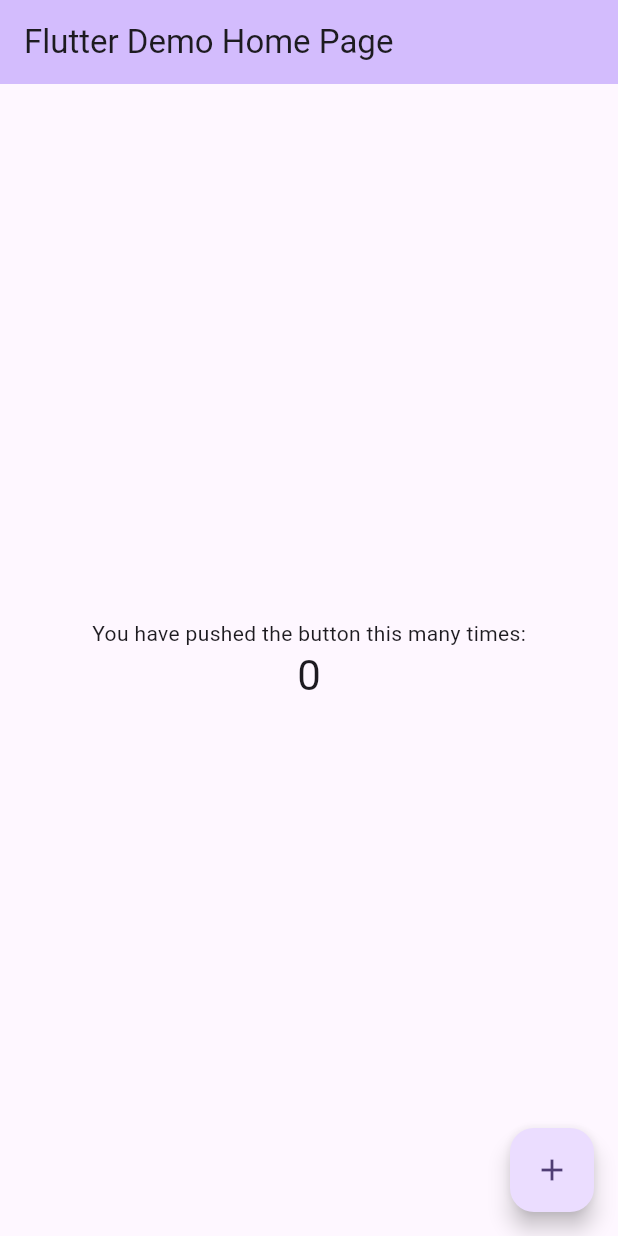
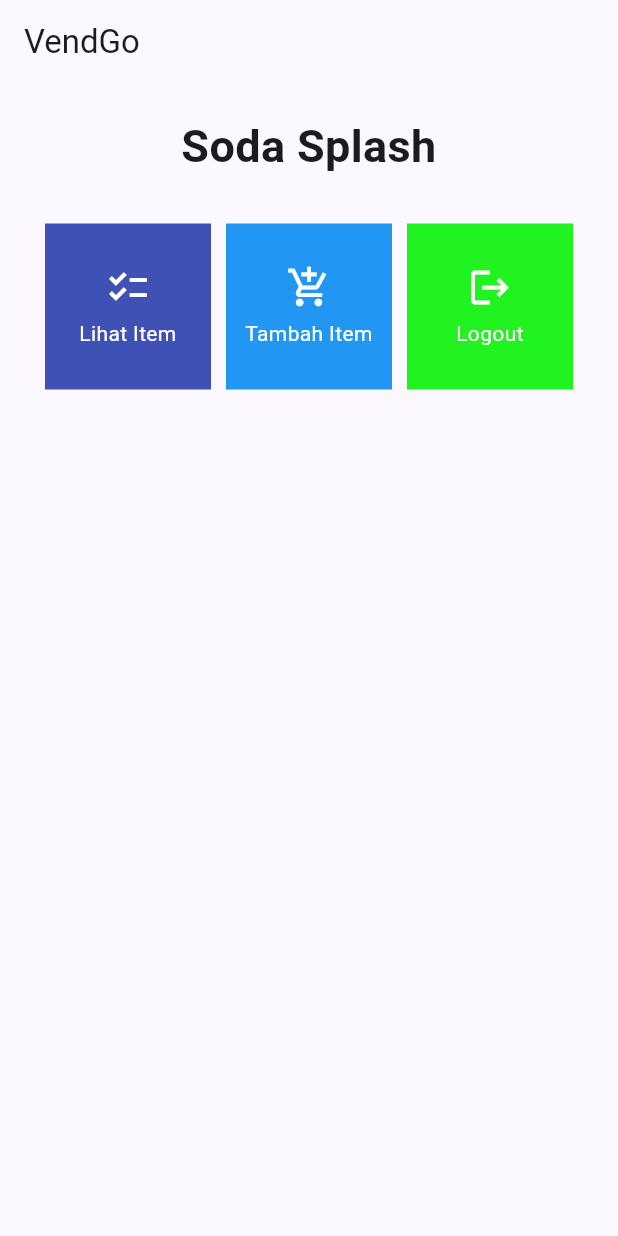
Before and after one commit to galentaris/VendGo, a Flutter app: the screen it shows after launch, on a phone screen of 412 x 824 dp. Run offline on Flutter 3.47's test engine with Material 2 defaults, Android fonts, the light colour scheme and no system bars.

Commit message:
Submit Tugas Individu 7

```diff
--- a/lib/main.dart
+++ b/lib/main.dart
@@ -1,4 +1,5 @@
 import 'package:flutter/material.dart';
+import 'package:vend_go/menu.dart';
 
 void main() {
   runApp(const MyApp());
@@ -28,98 +29,10 @@
         //
         // This works for code too, not just values: Most code changes can be
         // tested with just a hot reload.
-        colorScheme: ColorScheme.fromSeed(seedColor: Colors.deepPurple),
+        colorScheme: ColorScheme.fromSeed(seedColor: Colors.indigo),
         useMaterial3: true,
       ),
-      home: const MyHomePage(title: 'Flutter Demo Home Page'),
+      home: MyHomePage(),
     );
   }
 }
-
-class MyHomePage extends StatefulWidget {
-  const MyHomePage({super.key, required this.title});
-
-  // This widget is the home page of your application. It is stateful, meaning
-  // that it has a State object (defined below) that contains fields that affect
-  // how it looks.
-
-  // This class is the configuration for the state. It holds the values (in this
-  // case the title) provided by the parent (in this case the App widget) and
-  // used by the build method of the State. Fields in a Widget subclass are
-  // always marked "final".
-
-  final String title;
-
-  @override
-  State<MyHomePage> createState() => _MyHomePageState();
-}
-
-class _MyHomePageState extends State<MyHomePage> {
-  int _counter = 0;
-
-  void _incrementCounter() {
-    setState(() {
-      // This call to setState tells the Flutter framework that something has
-      // changed in this State, which causes it to rerun the build method below
-      // so that the display can reflect the updated values. If we changed
-      // _counter without calling setState(), then the build method would not be
-      // called again, and so nothing would appear to happen.
-      _counter++;
-    });
-  }
-
-  @override
-  Widget build(BuildContext context) {
-    // This method is rerun every time setState is called, for instance as done
-    // by the _incrementCounter method above.
-    //
-    // The Flutter framework has been optimized to make rerunning build methods
-    // fast, so that you can just rebuild anything that needs updating rather
-    // than having to individually change instances of widgets.
-    return Scaffold(
-      appBar: AppBar(
-        // TRY THIS: Try changing the color here to a specific color (to
-        // Colors.amber, perhaps?) and trigger a hot reload to see the AppBar
-        // change color while the other colors stay the same.
-        backgroundColor: Theme.of(context).colorScheme.inversePrimary,
-        // Here we take the value from the MyHomePage object that was created by
-        // the App.build method, and use it to set our appbar title.
-        title: Text(widget.title),
-      ),
-      body: Center(
-        // Center is a layout widget. It takes a single child and positions it
-        // in the middle of the parent.
-        child: Column(
-          // Column is also a layout widget. It takes a list of children and
-          // arranges them vertically. By default, it sizes itself to fit its
-          // children horizontally, and tries to be as tall as its parent.
-          //
-          // Column has various properties to control how it sizes itself and
-          // how it positions its children. Here we use mainAxisAlignment to
-          // center the children vertically; the main axis here is the vertical
-          // axis because Columns are vertical (the cross axis would be
-          // horizontal).
-          //
-          // TRY THIS: Invoke "debug painting" (choose the "Toggle Debug Paint"
-          // action in the IDE, or press "p" in the console), to see the
-          // wireframe for each widget.
-          mainAxisAlignment: MainAxisAlignment.center,
-          children: <Widget>[
-            const Text(
-              'You have pushed the button this many times:',
-            ),
-            Text(
-              '$_counter',
-              style: Theme.of(context).textTheme.headlineMedium,
-            ),
-          ],
-        ),
-      ),
-      floatingActionButton: FloatingActionButton(
-        onPressed: _incrementCounter,
-        tooltip: 'Increment',
-        child: const Icon(Icons.add),
-      ), // This trailing comma makes auto-formatting nicer for build methods.
-    );
-  }
-}
--- /dev/null
+++ b/lib/menu.dart
@@ -0,0 +1,112 @@
+import 'package:flutter/material.dart';
+
+class MyHomePage extends StatelessWidget {
+  MyHomePage({Key? key}) : super(key: key);
+
+  final List<ShopItem> items = [
+    ShopItem("Lihat Item", Icons.checklist, Colors.indigo),
+    ShopItem("Tambah Item", Icons.add_shopping_cart, const Color.fromARGB(255, 33, 150, 243)),
+    ShopItem("Logout", Icons.logout, Color.fromARGB(255, 33, 243, 33)),
+  ];
+
+  @override
+  Widget build(BuildContext context) {
+      return Scaffold(
+        appBar: AppBar(
+          title: const Text(
+            'VendGo',
+          ),
+        ),
+        body: SingleChildScrollView(
+          // Widget wrapper yang dapat discroll
+          child: Padding(
+            padding: const EdgeInsets.all(10.0), // Set padding dari halaman
+            child: Column(
+              // Widget untuk menampilkan children secara vertikal
+              children: <Widget>[
+                const Padding(
+                  padding: EdgeInsets.only(top: 10.0, bottom: 10.0),
+                  // Widget Text untuk menampilkan tulisan dengan alignment center dan style yang sesuai
+                  child: Text(
+                    'Soda Splash', // Text yang menandakan toko
+                    textAlign: TextAlign.center,
+                    style: TextStyle(
+                      fontSize: 30,
+                      fontWeight: FontWeight.bold,
+                    ),
+                  ),
+                ),
+                // Grid layout
+                GridView.count(
+                  // Container pada card kita.
+                  primary: true,
+                  padding: const EdgeInsets.all(20),
+                  crossAxisSpacing: 10,
+                  mainAxisSpacing: 10,
+                  crossAxisCount: 3,
+                  shrinkWrap: true,
+                  children: items.map((ShopItem item) {
+                    // Iterasi untuk setiap item
+                    return ShopCard(item);
+                  }).toList(),
+                ),
+              ],
+            ),
+          ),
+        ),
+      );
+    }
+}
+
+class ShopItem {
+  final String name;
+  final IconData icon;
+  final Color color;
+
+  ShopItem(this.name, this.icon, this.color);
+}
+
+class ShopCard extends StatelessWidget {
+  final ShopItem item;
+
+  const ShopCard(this.item, {super.key}); // Constructor
+
+  @override
+  Widget build(BuildContext context) {
+    return Material(
+      color: item.color, // Gunakan warna dari item di sini
+      child: InkWell(
+        // Area responsive terhadap sentuhan
+        onTap: () {
+          // Memunculkan SnackBar ketika diklik
+          ScaffoldMessenger.of(context)
+            ..hideCurrentSnackBar()
+            ..showSnackBar(SnackBar(
+                content: Text("Kamu telah menekan tombol ${item.name}!")));
+        },
+        child: Container(
+          // Container untuk menyimpan Icon dan Text
+          padding: const EdgeInsets.all(8),
+          child: Center(
+            child: Column(
+              mainAxisAlignment: MainAxisAlignment.center,
+              children: [
+                Icon(
+                  item.icon,
+                  color: Colors.white,
+                  size: 30.0,
+                ),
+                const Padding(padding: EdgeInsets.all(3)),
+                Text(
+                  item.name,
+                  textAlign: TextAlign.center,
+                  style: const TextStyle(color: Colors.white),
+                ),
+              ],
+            ),
+          ),
+        ),
+      ),
+    );
+  }
+}
```
Also changed, not shown: 1 other file.
